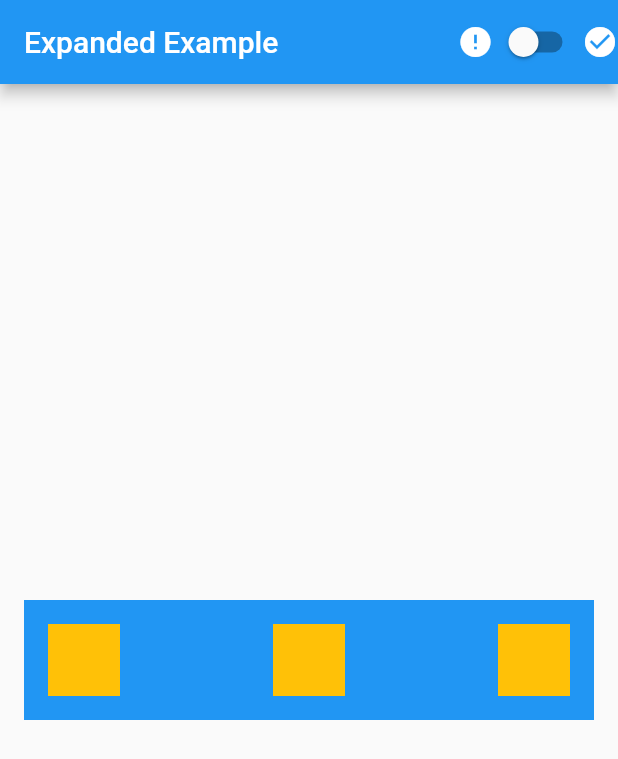
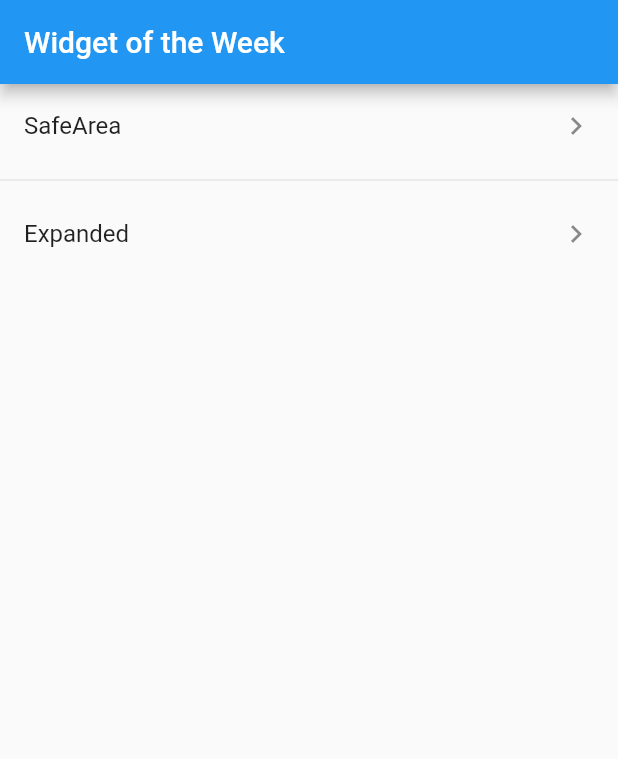
Before and after one commit to michelmattos/flutter_widget_of_the_week, a Flutter app: the screen it shows after launch, on a phone screen of 412 x 824 dp. Shown: the top 759 px of the screen. Run offline on Flutter 3.47's test engine with Material 2 defaults, Android fonts, the phone set to English and light mode, and no system bars.

Commit message:
Added routes and a ListView with examples

```diff
--- a/lib/main.dart
+++ b/lib/main.dart
@@ -3,6 +3,27 @@ import 'package:flutter_widget_of_the_week/01_safe_area.dart';
 import 'package:flutter_widget_of_the_week/02_expanded.dart';
 
 void main() => runApp(MyApp());
+
+class Example {
+  String title;
+  String route;
+  Widget Function(BuildContext) widget;
+
+  Example({@required this.title, @required this.route, @required this.widget});
+}
+
+List<Example> examples = [
+  Example(
+    title: 'SafeArea',
+    route: 'safe-area',
+    widget: (_) => SafeAreaExample(),
+  ),
+  Example(
+    title: 'Expanded',
+    route: 'expanded',
+    widget: (_) => ExpandedExample(),
+  ),
+];
 
 class MyApp extends StatelessWidget {
   @override
@@ -12,7 +33,33 @@ class MyApp extends StatelessWidget {
       theme: ThemeData(
         primarySwatch: Colors.blue,
       ),
-      home: ExpandedExample(),
+      routes: examples.fold({}, (result, element) {
+        result[element.route] = element.widget;
+        return result;
+      }),
+      home: Home(),
     );
   }
 }
+
+class Home extends StatelessWidget {
+  @override
+  Widget build(BuildContext context) {
+    return Scaffold(
+      appBar: AppBar(
+        title: Text('Widget of the Week'),
+      ),
+      body: ListView.separated(
+        itemBuilder: (_, idx) {
+          return ListTile(
+            title: Text(examples[idx].title),
+            trailing: Icon(Icons.chevron_right),
+            onTap: () => Navigator.pushNamed(context, examples[idx].route),
+          );
+        },
+        separatorBuilder: (context, idx) => Divider(),
+        itemCount: examples.length,
+      ),
+    );
+  }
+}
```
